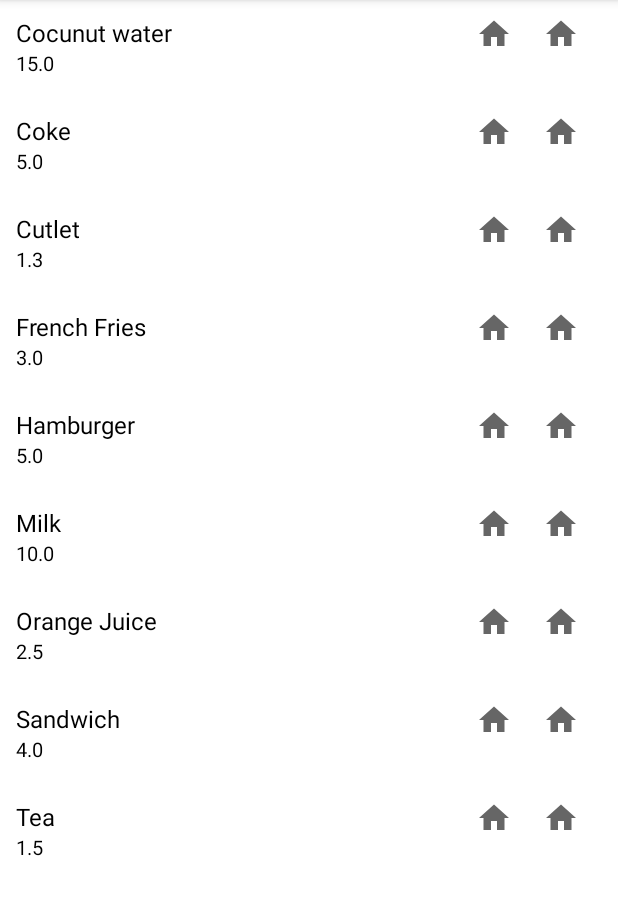
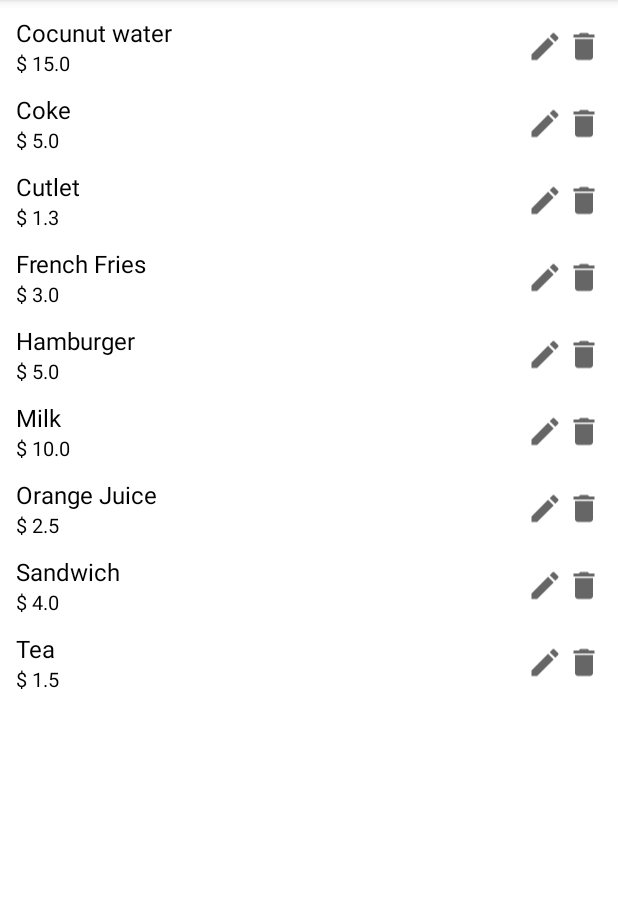
Before and after one commit to FebinRukfan/Lab_1_2_FebinRukfan_C0826772_Android, an Android app: the screen it shows after launch (ProductListActivity), after a tap on an icon or button, on a phone screen of 412 x 824 dp, the part 84-999 px from its top. Run offline under Robolectric (Android 15) with nearby library versions, the phone set to English and light mode, and no system bars; our stand-ins replace Room's generated code; 1 statement that could not run was skipped.

Commit message:
crud operations added

```diff
--- a/app/src/main/java/com/febinrukfan/lab_1_2_febinrukfansajidshakkeela_c0826772_android/ProductListActivity.java
+++ b/app/src/main/java/com/febinrukfan/lab_1_2_febinrukfansajidshakkeela_c0826772_android/ProductListActivity.java
@@ -51,7 +51,7 @@ public class ProductListActivity extends AppCompatActivity {
             productsList.clear();
             productsList.addAll(products);
 
-            productListAdapter = new ProductListAdapter(this, productsList);
+            productListAdapter = new ProductListAdapter(this, productsList,binding);
             binding.recP.setAdapter(productListAdapter);
 
         });
--- a/app/src/main/java/com/febinrukfan/lab_1_2_febinrukfansajidshakkeela_c0826772_android/ProdutInfoActivity.java
+++ b/app/src/main/java/com/febinrukfan/lab_1_2_febinrukfansajidshakkeela_c0826772_android/ProdutInfoActivity.java
@@ -38,11 +38,57 @@ public class ProdutInfoActivity extends AppCompatActivity {
         productViewModel = new ViewModelProvider.AndroidViewModelFactory(this.getApplication())
                 .create(ProductViewModel.class);
 
+        String data = getIntent().getStringExtra("value");
+        int id = Integer.parseInt(getIntent().getStringExtra("id"));
 
+        if(data!=null){
+            if(data.equals("edit")){
+                editProductInfo(id);
+            }
+        }
+        else {
 
             showProductInfo();
 
+        }
 
+
+
+
+    }
+
+    private void editProductInfo(int id) {
+        binding.etPname.setEnabled(true);
+        binding.etPdesc.setEnabled(true);
+        binding.etPprice.setEnabled(true);
+        binding.etLat.setEnabled(true);
+        binding.etLon.setEnabled(true);
+
+
+
+        binding.btnGetLocation.setVisibility(View.GONE);
+        binding.btnAddProduct.setText("Update");
+
+        binding.btnAddProduct.setOnClickListener(new View.OnClickListener() {
+            @Override
+            public void onClick(View view) {
+                if(binding.etPname.getText().toString().isEmpty()){
+
+                }else if(binding.etPdesc.getText().toString().isEmpty()){
+                    Toast.makeText(ProdutInfoActivity.this, "Enter Name", Toast.LENGTH_SHORT).show();
+                }else if(binding.etPdesc.getText().toString().isEmpty()){
+                    Toast.makeText(ProdutInfoActivity.this, "Enter Desc", Toast.LENGTH_SHORT).show();
+
+                }else if(binding.etPprice.getText().toString().isEmpty()){
+                    Toast.makeText(ProdutInfoActivity.this, "Enter Price", Toast.LENGTH_SHORT).show();
+
+                }else {
+
+                    productViewModel.update(id,binding.etPname.getText().toString(),binding.etPdesc.getText().toString(),Double.valueOf(binding.etPprice.getText().toString()),
+                            Double.valueOf(binding.etLat.getText().toString()),Double.valueOf(binding.etLon.getText().toString()));
+                }
+            }
+        });
     }
 
 
@@ -70,9 +116,16 @@ public class ProdutInfoActivity extends AppCompatActivity {
             if (products.size() != 0) {
 
 
+                binding.etPname.setEnabled(false);
+                binding.etPdesc.setEnabled(false);
+                binding.etPprice.setEnabled(false);
+                binding.etLat.setEnabled(false);
+                binding.etLon.setEnabled(false);
                 binding.etPname.setText(products.get(0).getProductName());
                 binding.etPdesc.setText(products.get(0).getProductDesc());
                 binding.etPprice.setText(""+products.get(0).getProductPrice());
+                binding.etLat.setText(""+products.get(0).getProviderLat());
+                binding.etLon.setText(""+products.get(0).getProviderLat());
             }else {
                 addDemoProducts();
             }
--- a/app/src/main/java/com/febinrukfan/lab_1_2_febinrukfansajidshakkeela_c0826772_android/adapter/ProductListAdapter.java
+++ b/app/src/main/java/com/febinrukfan/lab_1_2_febinrukfansajidshakkeela_c0826772_android/adapter/ProductListAdapter.java
@@ -1,6 +1,7 @@
 package com.febinrukfan.lab_1_2_febinrukfansajidshakkeela_c0826772_android.adapter;// Created by FebinRukfan on 10-02-2022.
 
 import android.app.Activity;
+import android.content.Intent;
 import android.view.LayoutInflater;
 import android.view.View;
 import android.view.ViewGroup;
@@ -10,24 +11,24 @@ import android.widget.TextView;
 import androidx.annotation.NonNull;
 import androidx.recyclerview.widget.RecyclerView;
 
+import com.febinrukfan.lab_1_2_febinrukfansajidshakkeela_c0826772_android.ProdutInfoActivity;
 import com.febinrukfan.lab_1_2_febinrukfansajidshakkeela_c0826772_android.R;
-import com.febinrukfan.lab_1_2_febinrukfansajidshakkeela_c0826772_android.db.ProductRoomDb;
+import com.febinrukfan.lab_1_2_febinrukfansajidshakkeela_c0826772_android.databinding.ActivityProductListBinding;
 import com.febinrukfan.lab_1_2_febinrukfansajidshakkeela_c0826772_android.model.Product;
 
 import java.util.ArrayList;
-import java.util.List;
 
 public class ProductListAdapter<T> extends RecyclerView.Adapter<ProductListAdapter<T>.ViewHolder> {
 
     // variables
     private ArrayList<Product> productsList;
     private Activity context;
-    private ProductRoomDb database;
+    private ActivityProductListBinding binding;
 
-    public ProductListAdapter(Activity context, ArrayList<Product> list){
+    public ProductListAdapter(Activity context, ArrayList<Product> list,ActivityProductListBinding binding){
         this.productsList = list;
         this.context = context;
-//        notifyDataSetChanged();
+        this.binding = binding;
     }
 
     @NonNull
@@ -44,26 +45,24 @@ public class ProductListAdapter<T> extends RecyclerView.Adapter<ProductListAdapt
 
 
         holder.title.setText(productsList.get(position).getProductName());
-        holder.price.setText(""+productsList.get(position).getProductPrice());
+        holder.price.setText("$ "+productsList.get(position).getProductPrice());
         // edit button click
         holder.btn_edit.setOnClickListener(new View.OnClickListener() {
+            @Override
+            public void onClick(View v) {
+                Intent i = new Intent(context, ProdutInfoActivity.class);
+                i.putExtra("value","edit" );
+                i.putExtra("id",productsList.get(position).getId() );
+                context.startActivity(i);
+            }
+        });
+        // delete button click
+        holder.btn_delete.setOnClickListener(new View.OnClickListener() {
             @Override
             public void onClick(View v) {
 
             }
         });
-//        // delete button click
-//        holder.btn_delete.setOnClickListener(new View.OnClickListener() {
-//            @Override
-//            public void onClick(View v) {
-//                Product product = productsList.get(holder.getAdapterPosition());
-//                database.productDao().delete(product);
-//                int position = holder.getAdapterPosition();
-//                productsList.remove(position);
-//                notifyItemRemoved(position);
-//                notifyItemChanged(position);
-//            }
-//        });
 
     }
 
--- a/app/src/main/java/com/febinrukfan/lab_1_2_febinrukfansajidshakkeela_c0826772_android/data/ProductDao.java
+++ b/app/src/main/java/com/febinrukfan/lab_1_2_febinrukfansajidshakkeela_c0826772_android/data/ProductDao.java
@@ -6,6 +6,7 @@ import androidx.room.Dao;
 import androidx.room.Insert;
 import androidx.room.OnConflictStrategy;
 import androidx.room.Query;
+import androidx.room.Update;
 
 import com.febinrukfan.lab_1_2_febinrukfansajidshakkeela_c0826772_android.model.Product;
 
@@ -28,4 +29,7 @@ public abstract class ProductDao {
     public abstract void deleteAll();
 
 
+
+    @Query("UPDATE product_table SET product_name=:name,product_desc=:desc,product_price=:price,provider_lat=:lat,provider_long=:lon WHERE product_id =:id")
+    public abstract void update(int id, String name, String desc, Double price, Double lat, Double lon);
 }
--- a/app/src/main/java/com/febinrukfan/lab_1_2_febinrukfansajidshakkeela_c0826772_android/data/ProductRepository.java
+++ b/app/src/main/java/com/febinrukfan/lab_1_2_febinrukfansajidshakkeela_c0826772_android/data/ProductRepository.java
@@ -26,6 +26,7 @@ public class ProductRepository {
         return allProducts;
     }
 
+
     public LiveData<List<Product>> getFirstProduct() {
         return productDao.getFirstProduct();
     }
@@ -36,4 +37,9 @@ public class ProductRepository {
     }
 
 
+    public void update(int id, String name, String desc, Double price, Double lat, Double lon) {
+
+        ProductRoomDb.databaseWriteExecutor.execute(() -> productDao.update(id,name,desc,price,lat,lon));
+
+    }
 }
--- a/app/src/main/java/com/febinrukfan/lab_1_2_febinrukfansajidshakkeela_c0826772_android/model/ProductViewModel.java
+++ b/app/src/main/java/com/febinrukfan/lab_1_2_febinrukfansajidshakkeela_c0826772_android/model/ProductViewModel.java
@@ -25,6 +25,7 @@ public class ProductViewModel extends AndroidViewModel {
 
     public LiveData<List<Product>> getFirstProduct() {return repository.getFirstProduct();}
     public LiveData<List<Product>> getAllProduct() {return allProducts;}
+    public void update(int id, String name, String desc, Double price, Double lat, Double lon) {repository.update(id,name,desc,price,lat,lon);}
 
     public void insert(Product product) {repository.insert(product);}
 }
--- /dev/null
+++ b/app/src/main/res/drawable/ic_baseline_delete_24.xml
@@ -0,0 +1,10 @@
+<vector xmlns:android="http://schemas.android.com/apk/res/android"
+    android:width="24dp"
+    android:height="24dp"
+    android:viewportWidth="24"
+    android:viewportHeight="24"
+    android:tint="?attr/colorControlNormal">
+  <path
+      android:fillColor="@android:color/white"
+      android:pathData="M6,19c0,1.1 0.9,2 2,2h8c1.1,0 2,-0.9 2,-2V7H6v12zM19,4h-3.5l-1,-1h-5l-1,1H5v2h14V4z"/>
+</vector>
--- /dev/null
+++ b/app/src/main/res/drawable/ic_baseline_edit_24.xml
@@ -0,0 +1,10 @@
+<vector xmlns:android="http://schemas.android.com/apk/res/android"
+    android:width="24dp"
+    android:height="24dp"
+    android:viewportWidth="24"
+    android:viewportHeight="24"
+    android:tint="?attr/colorControlNormal">
+  <path
+      android:fillColor="@android:color/white"
+      android:pathData="M3,17.25V21h3.75L17.81,9.94l-3.75,-3.75L3,17.25zM20.71,7.04c0.39,-0.39 0.39,-1.02 0,-1.41l-2.34,-2.34c-0.39,-0.39 -1.02,-0.39 -1.41,0l-1.83,1.83 3.75,3.75 1.83,-1.83z"/>
+</vector>
--- a/app/src/main/res/layout/activity_product_info.xml
+++ b/app/src/main/res/layout/activity_product_info.xml
@@ -108,7 +108,7 @@
             android:text="@string/provider_location" />
 
         <Button
-            android:id="@+id/btn_add_employee"
+            android:id="@+id/btnAddProduct"
             android:layout_width="match_parent"
             android:layout_height="60dp"
             android:layout_marginTop="10dp"
--- a/app/src/main/res/layout/product_row.xml
+++ b/app/src/main/res/layout/product_row.xml
@@ -50,17 +50,16 @@
         <ImageView
             android:id="@+id/edit_btn"
             android:layout_width="wrap_content"
-            android:layout_height="wrap_content"
-            android:src="@drawable/ic_baseline_home_24"
-            android:layout_margin="5dp"
+            android:layout_height="match_parent"
+            android:src="@drawable/ic_baseline_edit_24"
             />
 
         <ImageView
             android:id="@+id/delete_btn"
             android:layout_width="wrap_content"
-            android:layout_height="wrap_content"
-            android:src="@drawable/ic_baseline_home_24"
-            android:layout_margin="15dp"
+            android:layout_height="match_parent"
+            android:src="@drawable/ic_baseline_delete_24"
+            android:layout_marginLeft="2dp"
             />
 
     </LinearLayout>
```
